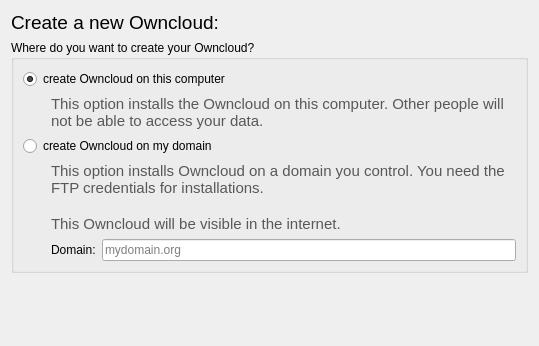
nextcloud/desktop, file src/mirall/createanowncloudpage.ui: the form before one commit.
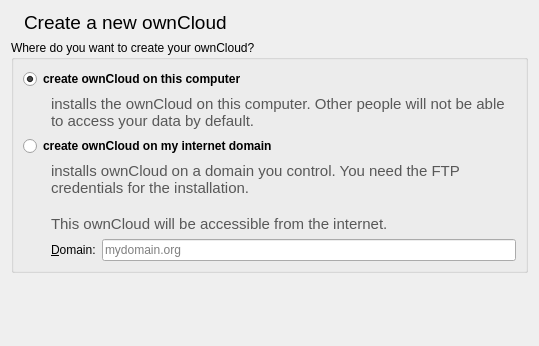
The form after the commit. Icons and pictures are not drawn.

Commit message: Polished the ui, stop syncing during user actions.

What changed in the file:
```diff
--- a/src/mirall/createanowncloudpage.ui
+++ b/src/mirall/createanowncloudpage.ui
@@ -16,6 +16,16 @@
   <layout class="QGridLayout" name="gridLayout_2">
    <item row="0" column="0">
     <layout class="QHBoxLayout" name="horizontalLayout_12">
+     <item>
+      <widget class="QLabel" name="label_5">
+       <property name="text">
+        <string/>
+       </property>
+       <property name="pixmap">
+        <pixmap resource="../../mirall.qrc">:/new/mirall/resources/ownCloud-32.png</pixmap>
+       </property>
+      </widget>
+     </item>
      <item>
       <widget class="QLabel" name="label_3">
        <property name="font">
@@ -26,7 +36,7 @@
         </font>
        </property>
        <property name="text">
-        <string>Create a new Owncloud:</string>
+        <string>Create a new ownCloud</string>
        </property>
       </widget>
      </item>
@@ -48,13 +58,19 @@
    <item row="1" column="0">
     <widget class="QGroupBox" name="groupBox">
      <property name="title">
-      <string>Where do you want to create your Owncloud?</string>
+      <string>Where do you want to create your ownCloud?</string>
      </property>
      <layout class="QGridLayout" name="gridLayout">
       <item row="0" column="0" colspan="3">
        <widget class="QRadioButton" name="createLocalRadioBtn">
+        <property name="font">
+         <font>
+          <weight>75</weight>
+          <bold>true</bold>
+         </font>
+        </property>
         <property name="text">
-         <string>create Owncloud on this computer</string>
+         <string>create ownCloud on this computer</string>
         </property>
         <property name="checked">
          <bool>true</bool>
@@ -90,7 +106,7 @@
 &lt;html&gt;&lt;head&gt;&lt;meta name=&quot;qrichtext&quot; content=&quot;1&quot; /&gt;&lt;style type=&quot;text/css&quot;&gt;
 p, li { white-space: pre-wrap; }
 &lt;/style&gt;&lt;/head&gt;&lt;body style=&quot; font-family:'Sans Serif'; font-size:11pt; font-weight:400; font-style:normal;&quot;&gt;
-&lt;p style=&quot; margin-top:0px; margin-bottom:0px; margin-left:0px; margin-right:0px; -qt-block-indent:0; text-indent:0px;&quot;&gt;&lt;span style=&quot; color:#585858;&quot;&gt;This option installs the Owncloud on this computer. Other people will not be able to access your data.&lt;/span&gt;&lt;/p&gt;&lt;/body&gt;&lt;/html&gt;</string>
+&lt;p style=&quot; margin-top:0px; margin-bottom:0px; margin-left:0px; margin-right:0px; -qt-block-indent:0; text-indent:0px;&quot;&gt;&lt;span style=&quot; color:#585858;&quot;&gt;installs the ownCloud on this computer. Other people will not be able to access your data by default.&lt;/span&gt;&lt;/p&gt;&lt;/body&gt;&lt;/html&gt;</string>
         </property>
         <property name="textFormat">
          <enum>Qt::AutoText</enum>
@@ -107,13 +123,13 @@
        <widget class="QRadioButton" name="createPerFTPRadioBtn">
         <property name="font">
          <font>
-          <weight>50</weight>
-          <bold>false</bold>
+          <weight>75</weight>
+          <bold>true</bold>
           <underline>false</underline>
          </font>
         </property>
         <property name="text">
-         <string>create Owncloud on my domain</string>
+         <string>create ownCloud on my internet domain</string>
         </property>
        </widget>
       </item>
@@ -140,9 +156,9 @@
 &lt;html&gt;&lt;head&gt;&lt;meta name=&quot;qrichtext&quot; content=&quot;1&quot; /&gt;&lt;style type=&quot;text/css&quot;&gt;
 p, li { white-space: pre-wrap; }
 &lt;/style&gt;&lt;/head&gt;&lt;body style=&quot; font-family:'Sans Serif'; font-size:11pt; font-weight:400; font-style:normal;&quot;&gt;
-&lt;p style=&quot; margin-top:0px; margin-bottom:0px; margin-left:0px; margin-right:0px; -qt-block-indent:0; text-indent:0px;&quot;&gt;&lt;span style=&quot; color:#585858;&quot;&gt;This option installs Owncloud on a domain you control. You need the FTP credentials for installations.&lt;/span&gt;&lt;/p&gt;
+&lt;p style=&quot; margin-top:0px; margin-bottom:0px; margin-left:0px; margin-right:0px; -qt-block-indent:0; text-indent:0px;&quot;&gt;&lt;span style=&quot; color:#585858;&quot;&gt;installs ownCloud on a domain you control. You need the FTP credentials for the installation.&lt;/span&gt;&lt;/p&gt;
 &lt;p style=&quot;-qt-paragraph-type:empty; margin-top:0px; margin-bottom:0px; margin-left:0px; margin-right:0px; -qt-block-indent:0; text-indent:0px; color:#585858;&quot;&gt;&lt;/p&gt;
-&lt;p style=&quot; margin-top:0px; margin-bottom:0px; margin-left:0px; margin-right:0px; -qt-block-indent:0; text-indent:0px;&quot;&gt;&lt;span style=&quot; color:#585858;&quot;&gt;This Owncloud will be visible in the internet.&lt;/span&gt;&lt;/p&gt;&lt;/body&gt;&lt;/html&gt;</string>
+&lt;p style=&quot; margin-top:0px; margin-bottom:0px; margin-left:0px; margin-right:0px; -qt-block-indent:0; text-indent:0px;&quot;&gt;&lt;span style=&quot; color:#585858;&quot;&gt;This ownCloud will be accessible from the internet.&lt;/span&gt;&lt;/p&gt;&lt;/body&gt;&lt;/html&gt;</string>
         </property>
         <property name="textFormat">
          <enum>Qt::AutoText</enum>
@@ -158,7 +174,10 @@
       <item row="4" column="1">
        <widget class="QLabel" name="label">
         <property name="text">
-         <string>Domain:</string>
+         <string>&amp;Domain:</string>
+        </property>
+        <property name="buddy">
+         <cstring>myDomainEdit</cstring>
         </property>
        </widget>
       </item>
```
Left out of the diff: 4 changed lines with no effect on the pictures. The commit also changes 7 other files.
